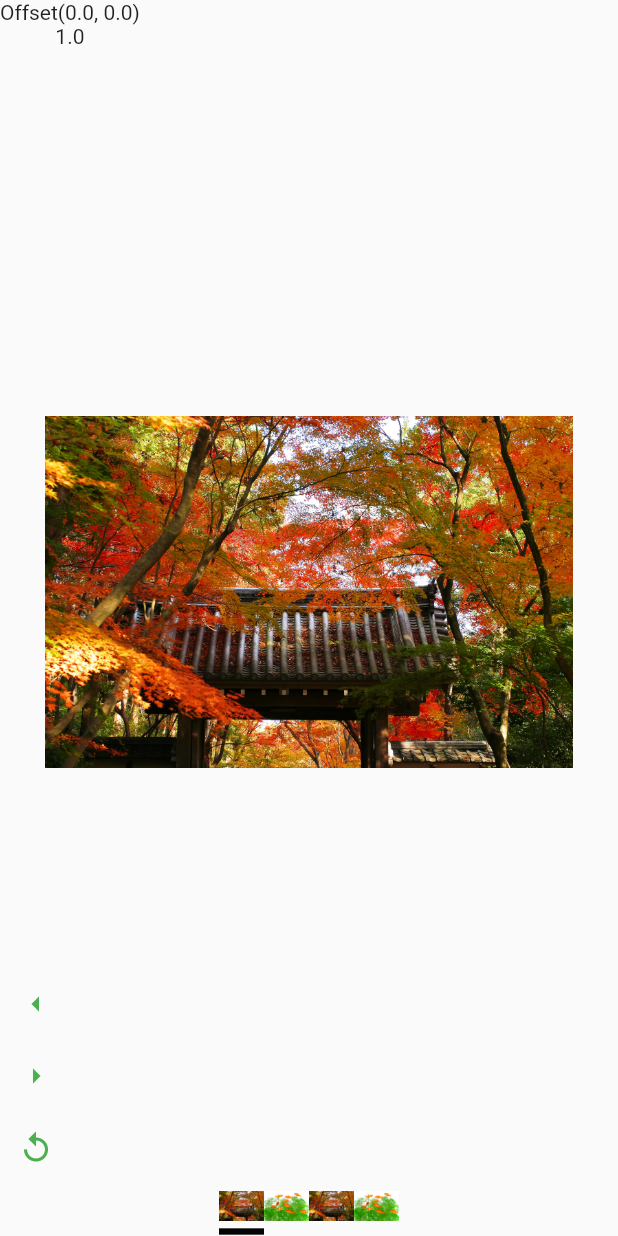
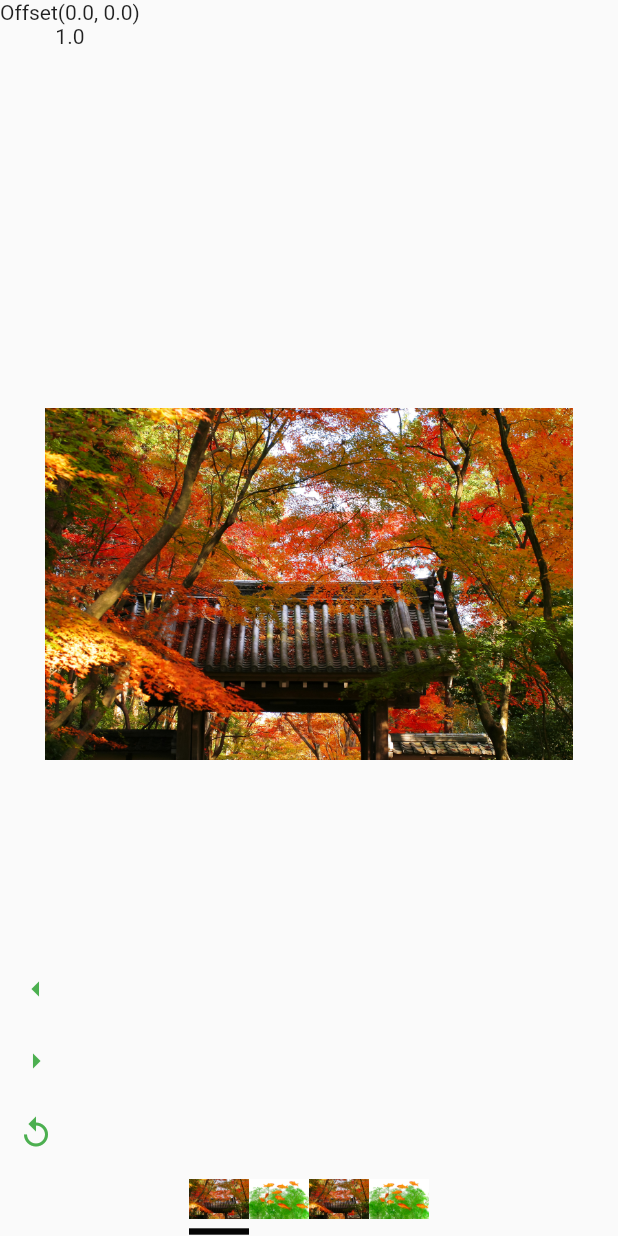
Before and after one commit to syuh31/flutter_image_viewer, a Flutter app: the screen it shows after launch, on a phone screen of 412 x 824 dp. Run offline on Flutter 3.47's test engine with Material 2 defaults, Android fonts, the phone set to English and light mode, and no system bars.

Commit message:
tap bottom image page navigation

```diff
--- a/lib/main.dart
+++ b/lib/main.dart
@@ -363,19 +363,29 @@ class _ImageViewerState extends State<ImageViewer>
         AnimatedSelectBorder(
           itemNum: widget.images.length,
           pageController: _pageController,
-          itemWidth: 30,
-          top: 30,
+          itemWidth: 40,
+          top: 40,
         ),
         Padding(
           padding: const EdgeInsets.only(bottom: 5),
           child: Row(
             mainAxisAlignment: MainAxisAlignment.center,
             children: <Widget>[
-              ...widget.images.map((e) => SizedBox(
-                    width: 30,
-                    height: 30,
-                    child: e,
-                  )),
+              for (int i = 0; i < widget.images.length; i++)
+                GestureDetector(
+                  onTap: () {
+                    _pageController.animateToPage(
+                      i,
+                      duration: Duration(milliseconds: 500),
+                      curve: Curves.easeInOutCirc,
+                    );
+                  },
+                  child: SizedBox(
+                    width: 40,
+                    height: 40,
+                    child: widget.images[i],
+                  ),
+                ),
             ],
           ),
         ),
```
